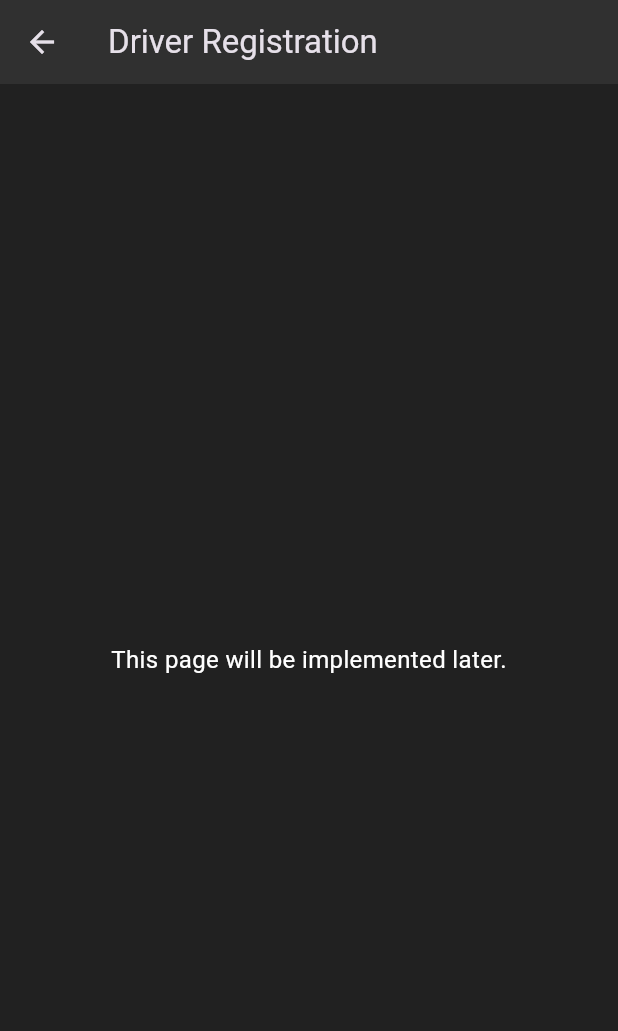
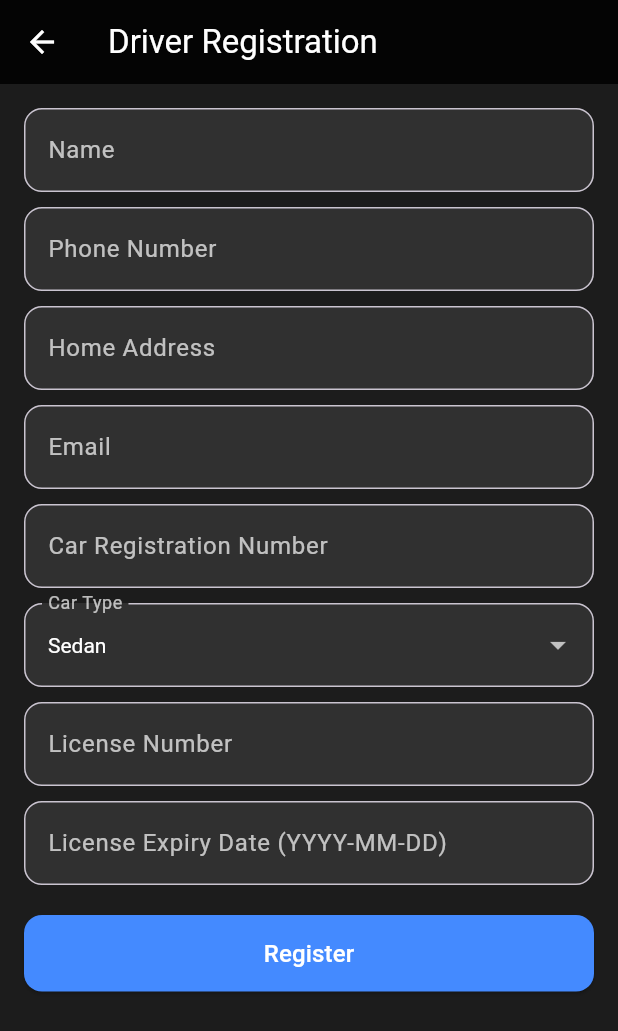
Before and after one commit to Sharanmalali/interntask, a Flutter app: the DriverHomePage screen opened by its route, after a tap on "Complete Driver Registration", on a phone screen of 412 x 824 dp. Shown: the top 1031 px of the screen. Run offline on Flutter 3.47's test engine with Material 3 defaults, Android fonts, the phone set to English and light mode, and no system bars; our stand-ins replace cloud_firestore, firebase_auth, firebase_core, google_sign_in; accounts and stored records are empty.

Commit message:
YAYYY PSQL WORKED

```diff
--- a/lib/driverscreens/driver_home_page.dart
+++ b/lib/driverscreens/driver_home_page.dart
@@ -1,4 +1,5 @@
 import 'package:flutter/material.dart';
+import 'package:interntask/driverscreens/driver_registration_page.dart';
 
 // Placeholder profile page
 class DriverProfilePage extends StatelessWidget {
@@ -29,8 +30,7 @@ class DriverHomePage extends StatelessWidget {
     Navigator.push(
       context,
       MaterialPageRoute(
-        builder: (context) =>
-            const PlaceholderPage(title: 'Driver Registration'),
+        builder: (context) =>  DriverRegistrationPage(),
       ),
     );
   }
--- /dev/null
+++ b/lib/driverscreens/driver_registration_page.dart
@@ -0,0 +1,165 @@
+import 'package:flutter/material.dart';
+import 'package:http/http.dart' as http;
+import 'dart:convert';
+
+class DriverRegistrationPage extends StatefulWidget {
+  @override
+  _DriverRegistrationPageState createState() => _DriverRegistrationPageState();
+}
+
+class _DriverRegistrationPageState extends State<DriverRegistrationPage> {
+  final _formKey = GlobalKey<FormState>();
+
+  final nameController = TextEditingController();
+  final phoneController = TextEditingController();
+  final addressController = TextEditingController();
+  final emailController = TextEditingController();
+  final regNumberController = TextEditingController();
+  final licenseNumberController = TextEditingController();
+  final licenseExpiryController = TextEditingController();
+
+  String selectedCarType = 'Sedan';
+  final List<String> carTypes = ['Sedan', 'SUV', 'Hatchback', 'Mini Van'];
+
+  Future<void> registerDriver() async {
+    final url = Uri.parse('http://10.187.64.208:3000/api/drivers/register');
+ // adjust for production
+    final response = await http.post(
+      url,
+      headers: {'Content-Type': 'application/json'},
+      body: json.encode({
+        'name': nameController.text,
+        'phone': phoneController.text,
+        'address': addressController.text,
+        'email': emailController.text,
+        'carRegNumber': regNumberController.text,
+        'carType': selectedCarType,
+        'licenseNumber': licenseNumberController.text,
+        'licenseExpiry': licenseExpiryController.text,
+      }),
+    );
+
+    if (response.statusCode == 200) {
+      ScaffoldMessenger.of(context).showSnackBar(
+        SnackBar(content: Text("✅ Driver registered successfully")),
+      );
+      _formKey.currentState!.reset();
+    } else {
+      ScaffoldMessenger.of(context).showSnackBar(
+        SnackBar(content: Text("❌ Error: ${response.body}")),
+      );
+    }
+  }
+
+  InputDecoration _buildInputDecoration(String label) {
+    return InputDecoration(
+      labelText: label,
+      labelStyle: TextStyle(color: Colors.white70),
+      filled: true,
+      fillColor: Colors.grey[850],
+      border: OutlineInputBorder(borderRadius: BorderRadius.circular(12)),
+      focusedBorder: OutlineInputBorder(
+        borderSide: BorderSide(color: Colors.blueAccent),
+        borderRadius: BorderRadius.circular(12),
+      ),
+    );
+  }
+
+  @override
+  Widget build(BuildContext context) {
+    return Scaffold(
+      backgroundColor: Color(0xFF1C1C1C), // Dark grey background
+      appBar: AppBar(
+        backgroundColor: Colors.black87,
+        title: Text("Driver Registration", style: TextStyle(color: Colors.white)),
+        iconTheme: IconThemeData(color: Colors.white),
+      ),
+      body: Padding(
+        padding: const EdgeInsets.all(16.0),
+        child: Form(
+          key: _formKey,
+          child: ListView(
+            children: [
+              TextFormField(
+                controller: nameController,
+                decoration: _buildInputDecoration('Name'),
+                style: TextStyle(color: Colors.white),
+              ),
+              SizedBox(height: 10),
+              TextFormField(
+                controller: phoneController,
+                decoration: _buildInputDecoration('Phone Number'),
+                keyboardType: TextInputType.phone,
+                style: TextStyle(color: Colors.white),
+              ),
+              SizedBox(height: 10),
+              TextFormField(
+                controller: addressController,
+                decoration: _buildInputDecoration('Home Address'),
+                style: TextStyle(color: Colors.white),
+              ),
+              SizedBox(height: 10),
+              TextFormField(
+                controller: emailController,
+                decoration: _buildInputDecoration('Email'),
+                keyboardType: TextInputType.emailAddress,
+                style: TextStyle(color: Colors.white),
+              ),
+              SizedBox(height: 10),
+              TextFormField(
+                controller: regNumberController,
+                decoration: _buildInputDecoration('Car Registration Number'),
+                style: TextStyle(color: Colors.white),
+              ),
+              SizedBox(height: 10),
+              DropdownButtonFormField<String>(
+                value: selectedCarType,
+                decoration: _buildInputDecoration('Car Type'),
+                dropdownColor: Colors.grey[900],
+                style: TextStyle(color: Colors.white),
+                items: carTypes.map((type) {
+                  return DropdownMenuItem(
+                    value: type,
+                    child: Text(type),
+                  );
+                }).toList(),
+                onChanged: (value) {
+                  setState(() {
+                    selectedCarType = value!;
+                  });
+                },
+              ),
+              SizedBox(height: 10),
+              TextFormField(
+                controller: licenseNumberController,
+                decoration: _buildInputDecoration('License Number'),
+                style: TextStyle(color: Colors.white),
+              ),
+              SizedBox(height: 10),
+              TextFormField(
+                controller: licenseExpiryController,
+                decoration: _buildInputDecoration('License Expiry Date (YYYY-MM-DD)'),
+                style: TextStyle(color: Colors.white),
+              ),
+              SizedBox(height: 20),
+              ElevatedButton(
+                onPressed: () {
+                  if (_formKey.currentState!.validate()) registerDriver();
+                },
+                style: ElevatedButton.styleFrom(
+                  backgroundColor: Colors.blueAccent,
+                  padding: EdgeInsets.symmetric(vertical: 14),
+                  shape: RoundedRectangleBorder(borderRadius: BorderRadius.circular(12)),
+                ),
+                child: Text(
+                  'Register',
+                  style: TextStyle(color: Colors.white, fontSize: 16),
+                ),
+              ),
+            ],
+          ),
+        ),
+      ),
+    );
+  }
+}
```
Also changed, not shown: 2 other files.
